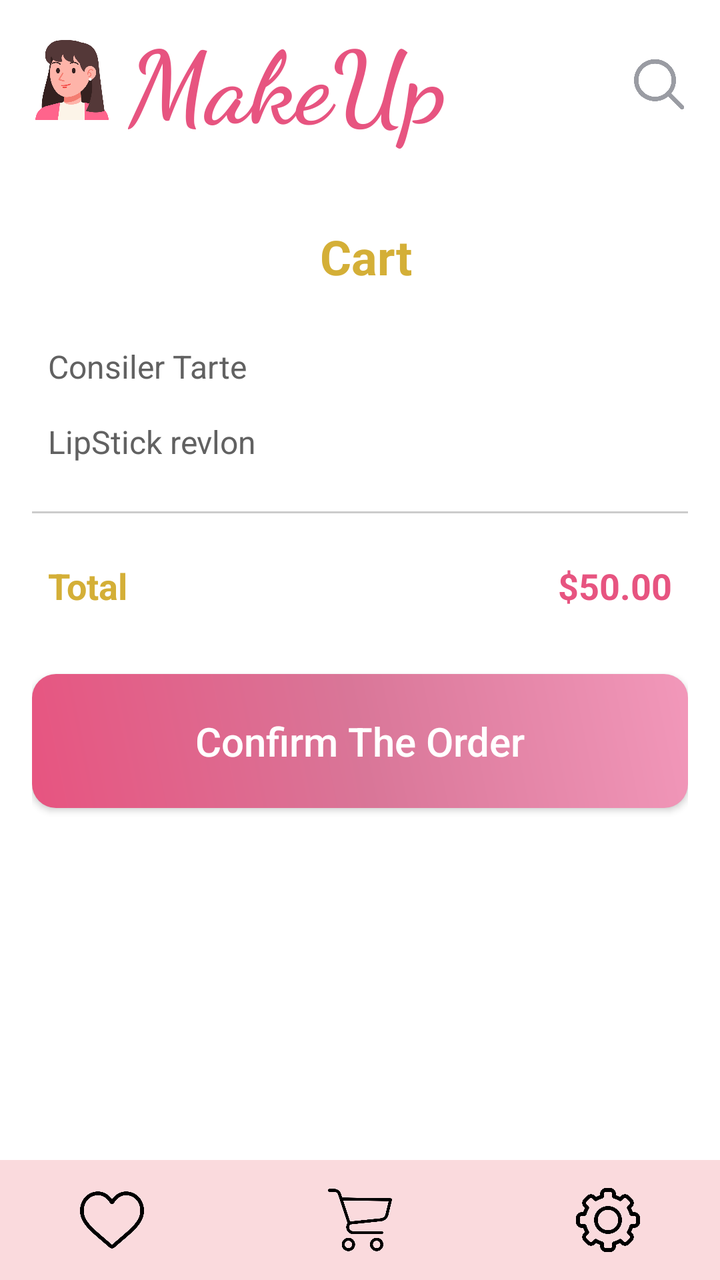
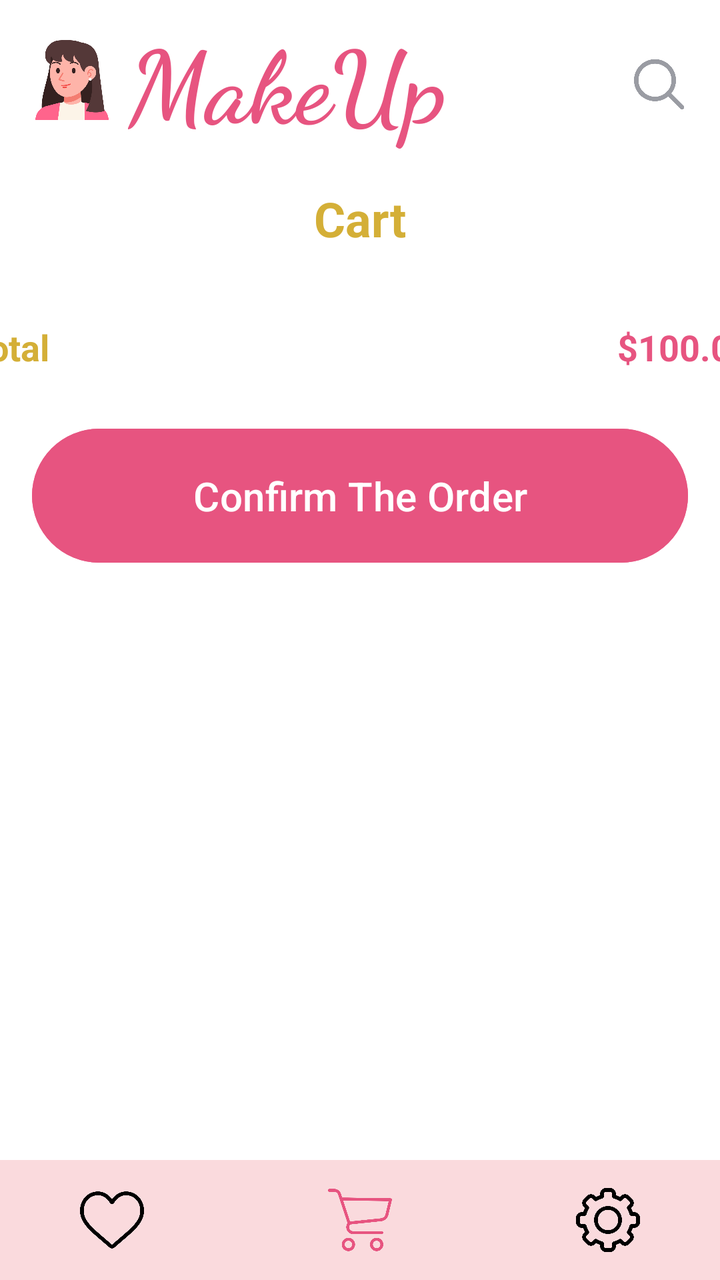

Before-and-after screenshots of an Android layout around one commit, followed by the original layout XML and the change that was made.
<!-- AndroidManifest.xml: application theme Theme.MakeupProject -->
<!-- res/layout/activity_cart.xml -->
<?xml version="1.0" encoding="utf-8"?>
<androidx.constraintlayout.widget.ConstraintLayout
    xmlns:android="http://schemas.android.com/apk/res/android"
    xmlns:app="http://schemas.android.com/apk/res-auto"
    xmlns:tools="http://schemas.android.com/tools"
    android:id="@+id/main"
    android:layout_width="match_parent"
    android:layout_height="match_parent"
    android:background="@color/white"
    tools:context=".Cart">

    <androidx.constraintlayout.widget.ConstraintLayout
        android:id="@+id/constraintLayout"
        android:layout_width="0dp"
        android:layout_height="81dp"
        app:layout_constraintTop_toTopOf="parent"
        app:layout_constraintStart_toStartOf="parent"
        app:layout_constraintEnd_toEndOf="parent"
        android:paddingStart="16dp"
        android:paddingEnd="16dp"
        >

        <ImageView
            android:id="@+id/imageView2"
            android:layout_width="40dp"
            android:layout_height="40dp"
            android:src="@drawable/woman"
            app:layout_constraintTop_toTopOf="parent"
            android:layout_marginTop="20dp"
            app:layout_constraintStart_toStartOf="parent"
            />

        <TextView
            android:id="@+id/textView"
            android:layout_width="wrap_content"
            android:layout_height="wrap_content"
            android:layout_marginStart="8dp"
            android:fontFamily="cursive"
            android:text="MakeUp"
            android:textColor="@color/pink"
            android:textSize="50sp"
            android:textStyle="bold"
            app:layout_constraintBottom_toBottomOf="@+id/imageView2"
            app:layout_constraintStart_toEndOf="@+id/imageView2"
            app:layout_constraintTop_toTopOf="@+id/imageView2" />

        <ImageView
            android:id="@+id/search"
            android:layout_width="30dp"
            android:layout_height="50dp"
            android:layout_marginTop="16dp"
            android:layout_marginEnd="0dp"
            android:src="@drawable/search"
            app:layout_constraintEnd_toEndOf="parent"
            app:layout_constraintTop_toTopOf="parent" />

    </androidx.constraintlayout.widget.ConstraintLayout>
    <LinearLayout
        android:layout_width="0dp"
        android:layout_height="0dp"
        android:orientation="vertical"
        android:padding="16dp"
        android:layout_marginTop="15dp"
        android:background="#FFFFFF"
        app:layout_constraintTop_toBottomOf="@id/constraintLayout"
        app:layout_constraintStart_toStartOf="parent"
        app:layout_constraintEnd_toEndOf="parent"
        app:layout_constraintBottom_toBottomOf="parent">

        <TextView
            android:layout_width="wrap_content"
            android:layout_height="wrap_content"
            android:text=" Cart"
            android:textSize="24sp"
            android:textStyle="bold"
            android:textColor="@color/red_light"
            android:layout_gravity="center_horizontal"
            android:paddingBottom="20dp" />

        <LinearLayout
            android:layout_width="match_parent"
            android:layout_height="wrap_content"
            android:orientation="horizontal"
            android:padding="8dp">

            <TextView
                android:layout_width="0dp"
                android:layout_height="wrap_content"
                android:layout_weight="1"
                android:text="Consiler Tarte"
                android:textSize="16sp"
                android:textColor="@color/gray_dark"/>

            <TextView
                android:layout_width="wrap_content"
                android:layout_height="wrap_content"
                android:text="$30.00"
                android:textSize="16sp" />
        </LinearLayout>

        <LinearLayout
            android:layout_width="match_parent"
            android:layout_height="wrap_content"
            android:orientation="horizontal"
            android:padding="8dp">

            <TextView
                android:layout_width="0dp"
                android:layout_height="wrap_content"
                android:layout_weight="1"
                android:text="LipStick revlon"
                android:textSize="16sp"
                android:textColor="@color/gray_dark"/>

            <TextView
                android:layout_width="wrap_content"
                android:layout_height="wrap_content"
                android:text="$20.00"
                android:textSize="16sp" />
        </LinearLayout>

        <View
            android:layout_width="match_parent"
            android:layout_height="1dp"
            android:background="#CCCCCC"
            android:layout_marginVertical="16dp" />

        <LinearLayout
            android:layout_width="match_parent"
            android:layout_height="wrap_content"
            android:orientation="horizontal"
            android:padding="8dp">

            <TextView
                android:layout_width="0dp"
                android:layout_height="wrap_content"
                android:layout_weight="1"
                android:text="Total"
                android:textSize="18sp"
                android:textStyle="bold"
                android:textColor="@color/red_light"/>

            <TextView
                android:layout_width="wrap_content"
                android:layout_height="wrap_content"
                android:text="$50.00"
                android:textSize="18sp"
                android:textStyle="bold"
                android:textColor="@color/pink"/>
        </LinearLayout>

        
        <Button
            android:id="@+id/con_order"
            android:layout_width="match_parent"
            android:layout_height="wrap_content"
            android:text="Confirm The Order"
            android:layout_marginTop="24dp"
            android:background="@drawable/button"
            android:textAllCaps="false"
            android:padding="20dp"
            android:textColor="#FFFFFF"
            android:textSize="20sp"
            android:backgroundTint="@null"
            />
    </LinearLayout>
    <androidx.constraintlayout.widget.ConstraintLayout
        android:id="@+id/custom_bottom_bar"
        android:layout_width="match_parent"
        android:layout_height="60dp"
        android:background="@color/pink2"
        app:layout_constraintBottom_toBottomOf="parent"
        app:layout_constraintStart_toStartOf="parent"
        app:layout_constraintEnd_toEndOf="parent">

        <ImageView
            android:id="@+id/icon1"
            android:layout_width="32dp"
            android:layout_height="32dp"
            android:src="@drawable/heart"
            app:layout_constraintTop_toTopOf="parent"
            app:layout_constraintBottom_toBottomOf="parent"
            app:layout_constraintHorizontal_chainStyle="spread_inside" app:layout_constraintStart_toStartOf="parent"
            app:layout_constraintEnd_toStartOf="@+id/icon_cart"
            android:layout_marginStart="40dp" />
        <ImageView
            android:id="@+id/icon_cart"
            android:layout_width="32dp"
            android:layout_height="32dp"
            android:src="@drawable/shopping"
            app:layout_constraintTop_toTopOf="parent"
            app:layout_constraintBottom_toBottomOf="parent"
            app:layout_constraintStart_toEndOf="@+id/icon1"
            app:layout_constraintEnd_toStartOf="@+id/icon2"
            app:tint="@color/pink" />

        <ImageView
            android:id="@+id/icon2"
            android:layout_width="32dp"
            android:layout_height="32dp"
            android:src="@drawable/settings"
            app:layout_constraintTop_toTopOf="parent"
            app:layout_constraintBottom_toBottomOf="parent"
            app:layout_constraintStart_toEndOf="@+id/icon_cart"
            app:layout_constraintEnd_toEndOf="parent"
            android:layout_marginEnd="40dp" />
    </androidx.constraintlayout.widget.ConstraintLayout>

</androidx.constraintlayout.widget.ConstraintLayout>
<!-- resources referenced by this layout -->
<resources>
  <color name="gray_dark">#616161</color>
  <color name="pink">#E75480</color>
  <color name="pink2">#FADADD</color>
  <color name="red_light">#D4AF37</color>
  <color name="white">#FFFFFFFF</color>
  <!-- drawable button (drawable) -->
  <?xml version="1.0" encoding="utf-8"?>
  <shape xmlns:android="http://schemas.android.com/apk/res/android" >
      <gradient
          android:startColor="@color/pink"
          android:centerColor="@color/pink3"
          android:endColor="#F298BA"
          android:angle="45" />
      <corners android:radius="12dp" />
  </shape>
  <!-- drawable heart: png bitmap (drawable, 17743 bytes) -->
  <!-- drawable search: png bitmap (drawable, 17095 bytes) -->
  <!-- drawable settings: png bitmap (drawable, 19118 bytes) -->
  <!-- drawable shopping: png bitmap (drawable, 14590 bytes) -->
  <!-- drawable woman: png bitmap (drawable, 31468 bytes) -->
  <style name="Theme.MakeupProject" parent="Base.Theme.MakeupProject" />
  <color name="pink3">#D97698</color>
  <style name="Base.Theme.MakeupProject" parent="Theme.AppCompat.NoActionBar">
          
          
      </style>
</resources>

<!-- the commit's change to res/layout/activity_cart.xml (unified diff, before → after) -->
@@ -3,167 +3,130 @@
     xmlns:android="http://schemas.android.com/apk/res/android"
     xmlns:app="http://schemas.android.com/apk/res-auto"
     xmlns:tools="http://schemas.android.com/tools"
+    android:layout_width="match_parent"
     android:id="@+id/main"
-    android:layout_width="match_parent"
     android:layout_height="match_parent"
-    android:background="@color/white"
-    tools:context=".Cart">
+    android:background="@color/white">
 
     <androidx.constraintlayout.widget.ConstraintLayout
         android:id="@+id/constraintLayout"
         android:layout_width="0dp"
         android:layout_height="81dp"
+        android:paddingStart="16dp"
+        android:paddingEnd="16dp"
         app:layout_constraintTop_toTopOf="parent"
         app:layout_constraintStart_toStartOf="parent"
-        app:layout_constraintEnd_toEndOf="parent"
-        android:paddingStart="16dp"
-        android:paddingEnd="16dp"
-        >
+        app:layout_constraintEnd_toEndOf="parent">
 
         <ImageView
             android:id="@+id/imageView2"
             android:layout_width="40dp"
             android:layout_height="40dp"
+            android:layout_marginTop="20dp"
             android:src="@drawable/woman"
-            app:layout_constraintTop_toTopOf="parent"
-            android:layout_marginTop="20dp"
             app:layout_constraintStart_toStartOf="parent"
-            />
+            app:layout_constraintTop_toTopOf="parent" />
 
         <TextView
             android:id="@+id/textView"
             android:layout_width="wrap_content"
             android:layout_height="wrap_content"
             android:layout_marginStart="8dp"
+            android:text="MakeUp"
+            android:textSize="50sp"
+            android:textColor="@color/pink"
+            android:textStyle="bold"
             android:fontFamily="cursive"
-            android:text="MakeUp"
-            android:textColor="@color/pink"
-            android:textSize="50sp"
-            android:textStyle="bold"
-            app:layout_constraintBottom_toBottomOf="@+id/imageView2"
-            app:layout_constraintStart_toEndOf="@+id/imageView2"
-            app:layout_constraintTop_toTopOf="@+id/imageView2" />
+            app:layout_constraintStart_toEndOf="@id/imageView2"
+            app:layout_constraintTop_toTopOf="@id/imageView2"
+            app:layout_constraintBottom_toBottomOf="@id/imageView2" />
 
         <ImageView
             android:id="@+id/search"
             android:layout_width="30dp"
             android:layout_height="50dp"
             android:layout_marginTop="16dp"
-            android:layout_marginEnd="0dp"
             android:src="@drawable/search"
             app:layout_constraintEnd_toEndOf="parent"
             app:layout_constraintTop_toTopOf="parent" />
+    </androidx.constraintlayout.widget.ConstraintLayout>
 
-    </androidx.constraintlayout.widget.ConstraintLayout>
-    <LinearLayout
-        android:layout_width="0dp"
-        android:layout_height="0dp"
-        android:orientation="vertical"
-        android:padding="16dp"
-        android:layout_marginTop="15dp"
-        android:background="#FFFFFF"
+    <TextView
+        android:id="@+id/cart_title"
+        android:layout_width="wrap_content"
+        android:layout_height="wrap_content"
+        android:text="Cart"
+        android:textSize="24sp"
+        android:textStyle="bold"
+        android:textColor="@color/red_light"
         app:layout_constraintTop_toBottomOf="@id/constraintLayout"
         app:layout_constraintStart_toStartOf="parent"
         app:layout_constraintEnd_toEndOf="parent"
-        app:layout_constraintBottom_toBottomOf="parent">
+        android:layout_marginTop="12dp"
+        android:layout_marginBottom="8dp"
+        android:layout_marginHorizontal="16dp" />
+
+    <ListView
+        android:id="@+id/cartListView"
+        android:layout_width="0dp"
+        android:layout_height="wrap_content"
+        android:layout_marginStart="16dp"
+        android:layout_marginTop="8dp"
+        android:layout_marginEnd="16dp"
+        android:layout_marginBottom="8dp"
+        app:layout_constraintBottom_toTopOf="@+id/con_order"
+        app:layout_constraintEnd_toEndOf="parent"
+        app:layout_constraintHorizontal_bias="0.0"
+        app:layout_constraintStart_toStartOf="parent"
+        app:layout_constraintTop_toBottomOf="@id/cart_title"
+        app:layout_constraintVertical_bias="0.0" />
+
+    <LinearLayout
+        android:id="@+id/total_layout"
+        android:layout_width="407dp"
+        android:layout_height="41dp"
+        android:orientation="horizontal"
+        android:padding="8dp"
+        android:layout_marginTop="20dp"
+        app:layout_constraintEnd_toEndOf="parent"
+        app:layout_constraintStart_toStartOf="parent"
+        app:layout_constraintTop_toBottomOf="@+id/cartListView">
 
         <TextView
+            android:layout_width="0dp"
+            android:layout_height="wrap_content"
+            android:layout_weight="1"
+            android:text="Total"
+            android:textColor="@color/red_light"
+            android:textSize="18sp"
+            android:textStyle="bold" />
+
+        <TextView
+            android:id="@+id/total_text"
             android:layout_width="wrap_content"
             android:layout_height="wrap_content"
-            android:text=" Cart"
-            android:textSize="24sp"
-            android:textStyle="bold"
-            android:textColor="@color/red_light"
-            android:layout_gravity="center_horizontal"
-            android:paddingBottom="20dp" />
+            android:text="$100.00"
+            android:textColor="@color/pink"
+            android:textSize="18sp"
+            android:textStyle="bold" />
+    </LinearLayout>
 
-        <LinearLayout
-            android:layout_width="match_parent"
-            android:layout_height="wrap_content"
-            android:orientation="horizontal"
-            android:padding="8dp">
+    <Button
+        android:id="@+id/con_order"
+        android:layout_width="0dp"
+        android:layout_height="wrap_content"
+        android:layout_margin="16dp"
+        android:layout_marginTop="76dp"
+        android:backgroundTint="@color/pink"
+        android:padding="20dp"
+        android:text="Confirm The Order"
+        android:textAllCaps="false"
+        android:textColor="#FFFFFF"
+        android:textSize="20sp"
+        app:layout_constraintEnd_toEndOf="parent"
+        app:layout_constraintStart_toStartOf="parent"
+        app:layout_constraintTop_toBottomOf="@id/total_layout" />
 
-            <TextView
-                android:layout_width="0dp"
-                android:layout_height="wrap_content"
-                android:layout_weight="1"
-                android:text="Consiler Tarte"
-                android:textSize="16sp"
-                android:textColor="@color/gray_dark"/>
-
-            <TextView
-                android:layout_width="wrap_content"
-                android:layout_height="wrap_content"
-                android:text="$30.00"
-                android:textSize="16sp" />
-        </LinearLayout>
-
-        <LinearLayout
-            android:layout_width="match_parent"
-            android:layout_height="wrap_content"
-            android:orientation="horizontal"
-            android:padding="8dp">
-
-            <TextView
-                android:layout_width="0dp"
-                android:layout_height="wrap_content"
-                android:layout_weight="1"
-                android:text="LipStick revlon"
-                android:textSize="16sp"
-                android:textColor="@color/gray_dark"/>
-
-            <TextView
-                android:layout_width="wrap_content"
-                android:layout_height="wrap_content"
-                android:text="$20.00"
-                android:textSize="16sp" />
-        </LinearLayout>
-
-        <View
-            android:layout_width="match_parent"
-            android:layout_height="1dp"
-            android:background="#CCCCCC"
-            android:layout_marginVertical="16dp" />
-
-        <LinearLayout
-            android:layout_width="match_parent"
-            android:layout_height="wrap_content"
-            android:orientation="horizontal"
-            android:padding="8dp">
-
-            <TextView
-                android:layout_width="0dp"
-                android:layout_height="wrap_content"
-                android:layout_weight="1"
-                android:text="Total"
-                android:textSize="18sp"
-                android:textStyle="bold"
-                android:textColor="@color/red_light"/>
-
-            <TextView
-                android:layout_width="wrap_content"
-                android:layout_height="wrap_content"
-                android:text="$50.00"
-                android:textSize="18sp"
-                android:textStyle="bold"
-                android:textColor="@color/pink"/>
-        </LinearLayout>
-
-        
-        <Button
-            android:id="@+id/con_order"
-            android:layout_width="match_parent"
-            android:layout_height="wrap_content"
-            android:text="Confirm The Order"
-            android:layout_marginTop="24dp"
-            android:background="@drawable/button"
-            android:textAllCaps="false"
-            android:padding="20dp"
-            android:textColor="#FFFFFF"
-            android:textSize="20sp"
-            android:backgroundTint="@null"
-            />
-    </LinearLayout>
     <androidx.constraintlayout.widget.ConstraintLayout
         android:id="@+id/custom_bottom_bar"
         android:layout_width="match_parent"
<!-- resource entries referenced after the edit -->
@@ -1,28 +1,16 @@
 <!-- resources referenced by this layout -->
 <resources>
-  <color name="gray_dark">#616161</color>
   <color name="pink">#E75480</color>
   <color name="pink2">#FADADD</color>
   <color name="red_light">#D4AF37</color>
   <color name="white">#FFFFFFFF</color>
-  <!-- drawable button (drawable) -->
-  <?xml version="1.0" encoding="utf-8"?>
-  <shape xmlns:android="http://schemas.android.com/apk/res/android" >
-      <gradient
-          android:startColor="@color/pink"
-          android:centerColor="@color/pink3"
-          android:endColor="#F298BA"
-          android:angle="45" />
-      <corners android:radius="12dp" />
-  </shape>
   <!-- drawable heart: png bitmap (drawable, 17743 bytes) -->
   <!-- drawable search: png bitmap (drawable, 17095 bytes) -->
   <!-- drawable settings: png bitmap (drawable, 19118 bytes) -->
   <!-- drawable shopping: png bitmap (drawable, 14590 bytes) -->
   <!-- drawable woman: png bitmap (drawable, 31468 bytes) -->
   <style name="Theme.MakeupProject" parent="Base.Theme.MakeupProject" />
-  <color name="pink3">#D97698</color>
-  <style name="Base.Theme.MakeupProject" parent="Theme.AppCompat.NoActionBar">
+  <style name="Base.Theme.MakeupProject" parent="Theme.Material3.DayNight.NoActionBar">
           
           
       </style>
